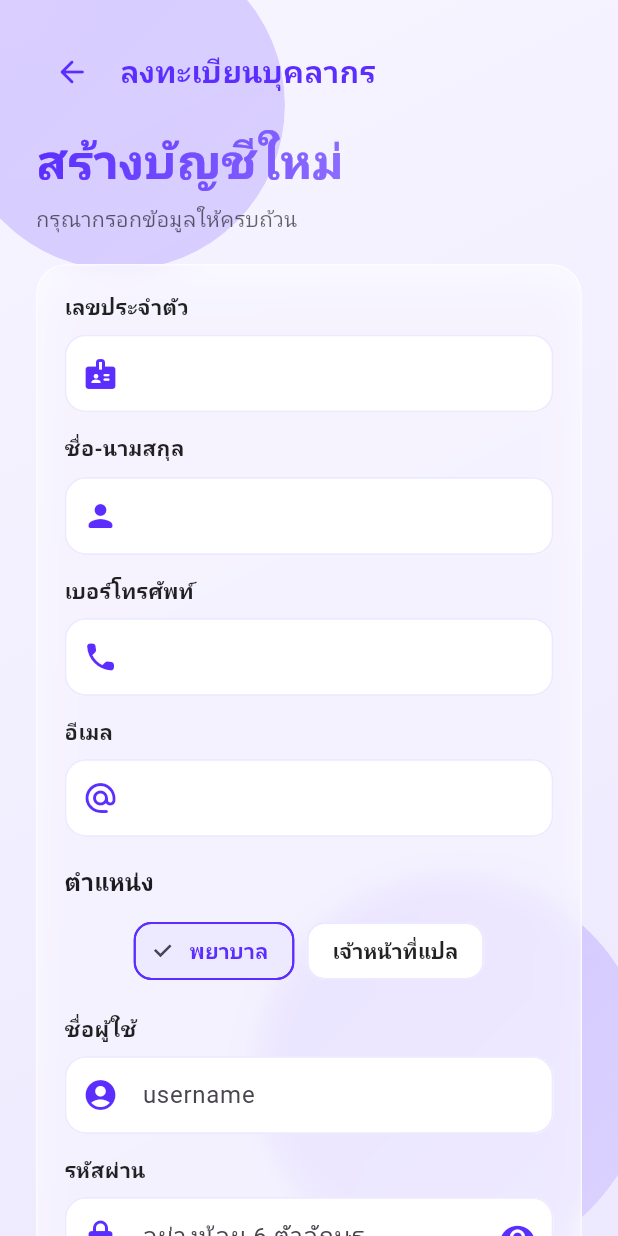
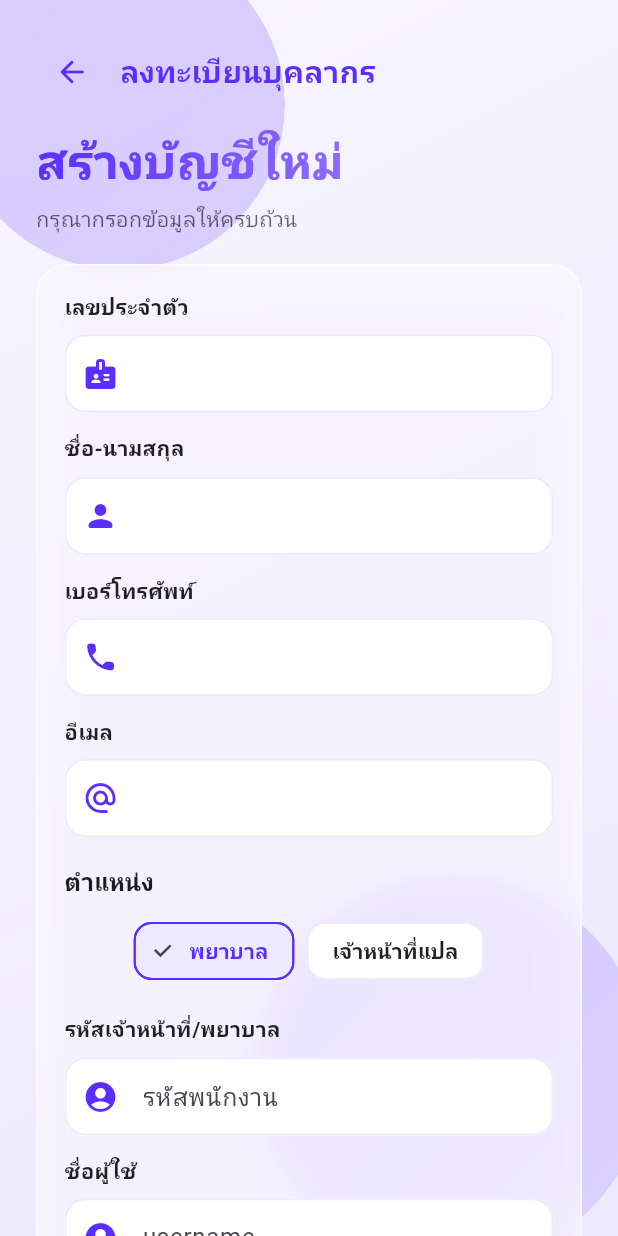
Before and after one commit to AkumaShachi/Application-for-Calling-Patient-Stretcher-in-Hospital, a Flutter app: the RegisterScreen screen opened directly, on a phone screen of 412 x 824 dp. Run offline on Flutter 3.47's test engine with Material 3 defaults, Android fonts, the phone set to English and light mode, and no system bars.

```diff
--- a/flutter_application_1/lib/registerscreen.dart
+++ b/flutter_application_1/lib/registerscreen.dart
@@ -447,6 +447,19 @@ class _RegisterScreenState extends State<RegisterScreen>
 
                                 const SizedBox(height: 18),
 
+                                FadeTransition(
+                                  opacity: _fades[5],
+                                  child: SlideTransition(
+                                    position: _slides[5],
+                                    child: _LabeledField(
+                                      controller: _usernameCtrl,
+                                      label: 'รหัสเจ้าหน้าที่/พยาบาล',
+                                      hint: 'รหัสพนักงาน',
+                                      icon: Icons.account_circle_rounded,
+                                    ),
+                                  ),
+                                ),
+                                const SizedBox(height: 14),
                                 // username
                                 FadeTransition(
                                   opacity: _fades[5],
```
